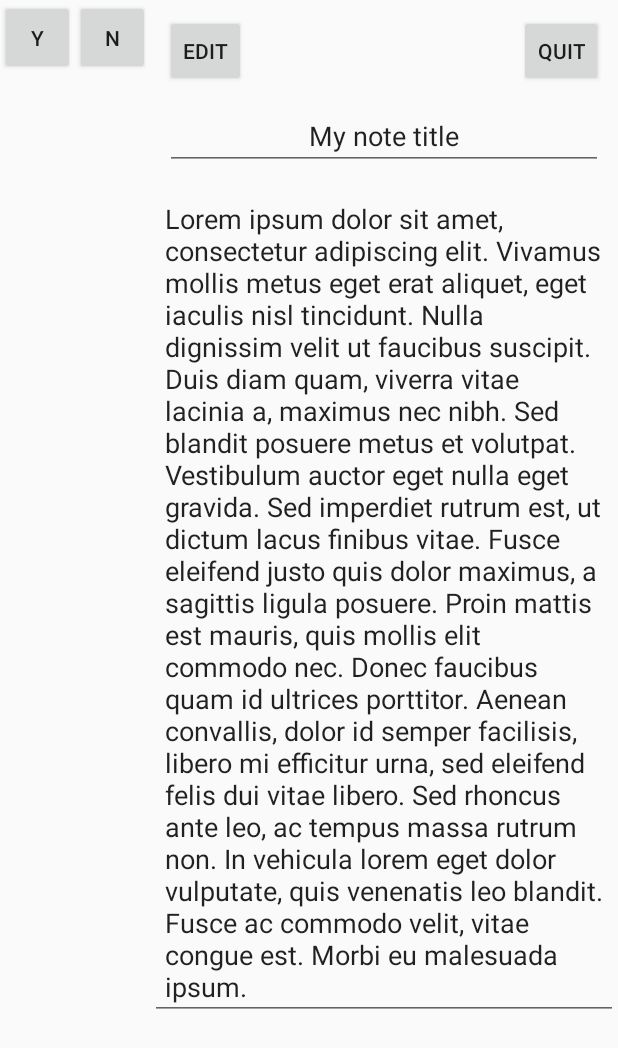
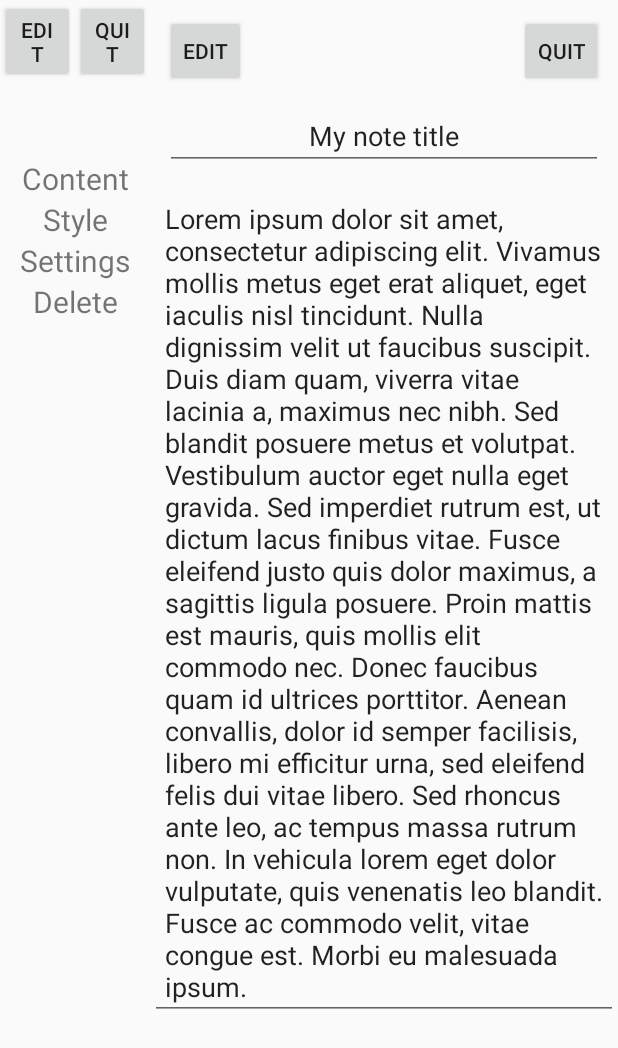
Before and after one commit to calvinpelletier/circl, an Android app: the layout text_editor.xml on its own in the app's theme, with its tools: preview values and no code run, on a phone screen of 412 x 824 dp. Shown: the top 1048 px of the screen. Run offline under Robolectric (Android 15) with nearby library versions, the phone set to English and light mode, and no system bars.

Commit message:
adding sidebar tabs

```diff
--- a/Circl/app/src/main/res/layout/text_editor.xml
+++ b/Circl/app/src/main/res/layout/text_editor.xml
@@ -8,25 +8,69 @@
         android:layout_height="match_parent"
         android:id="@+id/sideBar">
 
-        <Button
-            style="?android:attr/buttonStyleSmall"
-            android:layout_width="50dp"
-            android:layout_height="50dp"
-            android:text="Y"
-            android:id="@+id/button4"
-            android:layout_alignParentTop="true"
-            android:layout_alignParentLeft="true"
-            android:layout_alignParentStart="false" />
+        <LinearLayout
+            android:orientation="horizontal"
+            android:layout_width="match_parent"
+            android:layout_height="wrap_content"
+            android:id="@+id/layouttop_sb">
 
-        <Button
-            style="?android:attr/buttonStyleSmall"
-            android:layout_width="50dp"
-            android:layout_height="50dp"
-            android:text="N"
-            android:id="@+id/button5"
-            android:layout_alignParentTop="true"
-            android:layout_alignParentRight="true"
-            android:layout_toRightOf="@+id/button4" />
+            <Button
+                android:layout_width="wrap_content"
+                android:layout_height="wrap_content"
+                android:text="@string/edit"
+                android:id="@+id/editbutton_sb"
+                android:layout_weight="0.5" />
+
+            <Button
+                android:layout_width="wrap_content"
+                android:layout_height="wrap_content"
+                android:text="@string/quit"
+                android:id="@+id/exitbutton_sb"
+                android:layout_weight="0.5" />
+
+        </LinearLayout>
+
+        <TextView
+            android:layout_width="match_parent"
+            android:layout_height="wrap_content"
+            android:text="@string/content"
+            android:id="@+id/content_sb"
+            android:layout_alignParentEnd="false"
+            android:layout_alignParentRight="false"
+            android:layout_alignParentTop="false"
+            android:layout_alignParentBottom="false"
+            android:gravity="center_horizontal"
+            android:textSize="20dp"
+            android:layout_below="@+id/layouttop_sb"
+            android:layout_marginTop="50dp" />
+
+        <TextView
+            android:layout_width="match_parent"
+            android:layout_height="wrap_content"
+            android:text="@string/style"
+            android:id="@+id/style_sb"
+            android:gravity="center_horizontal"
+            android:textSize="20dp"
+            android:layout_below="@+id/content_sb" />
+
+        <TextView
+            android:layout_width="match_parent"
+            android:layout_height="wrap_content"
+            android:text="@string/settings"
+            android:id="@+id/settings_sb"
+            android:gravity="center_horizontal"
+            android:textSize="20dp"
+            android:layout_below="@+id/style_sb" />
+
+        <TextView
+            android:layout_width="match_parent"
+            android:layout_height="wrap_content"
+            android:text="@string/delete"
+            android:id="@+id/textView2"
+            android:textSize="20dp"
+            android:gravity="center_horizontal"
+            android:layout_below="@+id/settings_sb" />
+
     </RelativeLayout>
 
     <RelativeLayout
@@ -38,7 +82,7 @@
                 style="?android:attr/buttonStyleSmall"
                 android:layout_width="wrap_content"
                 android:layout_height="wrap_content"
-                android:text="Edit"
+                android:text="@string/edit"
                 android:id="@+id/button6"
                 android:layout_alignParentTop="true"
                 android:layout_alignParentLeft="true"
@@ -48,7 +92,7 @@
                 style="?android:attr/buttonStyleSmall"
                 android:layout_width="wrap_content"
                 android:layout_height="wrap_content"
-                android:text="Quit"
+                android:text="@string/quit"
 
                 android:id="@+id/button7"
                 android:layout_alignParentTop="true"
--- a/Circl/app/src/main/res/values/strings.xml
+++ b/Circl/app/src/main/res/values/strings.xml
@@ -6,4 +6,22 @@
     <string name="node_placeholder">
         Lorem ipsum dolor sit amet, consectetur adipiscing elit. Vivamus mollis metus eget erat aliquet, eget iaculis nisl tincidunt. Nulla dignissim velit ut faucibus suscipit. Duis diam quam, viverra vitae lacinia a, maximus nec nibh. Sed blandit posuere metus et volutpat. Vestibulum auctor eget nulla eget gravida. Sed imperdiet rutrum est, ut dictum lacus finibus vitae. Fusce eleifend justo quis dolor maximus, a sagittis ligula posuere. Proin mattis est mauris, quis mollis elit commodo nec. Donec faucibus quam id ultrices porttitor. Aenean convallis, dolor id semper facilisis, libero mi efficitur urna, sed eleifend felis dui vitae libero. Sed rhoncus ante leo, ac tempus massa rutrum non. In vehicula lorem eget dolor vulputate, quis venenatis leo blandit. Fusce ac commodo velit, vitae congue est. Morbi eu malesuada ipsum.
     </string>
+    <string name ="edit">
+        Edit
+    </string>
+    <string name = "quit">
+        Quit
+    </string>
+    <string name = "content">
+        Content
+    </string>
+    <string name = "style">
+        Style
+    </string>
+    <string name = "settings">
+        Settings
+    </string>
+    <string name = "delete">
+        Delete
+    </string>
 </resources>
```
